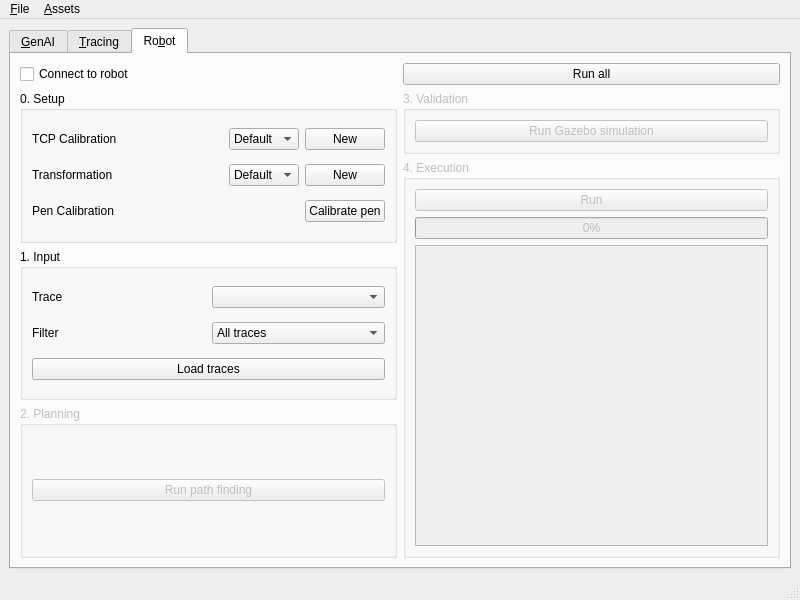
Old version of the form ui/ui/main.ui in the repository Toys-R-Us-Rex/Duckify.
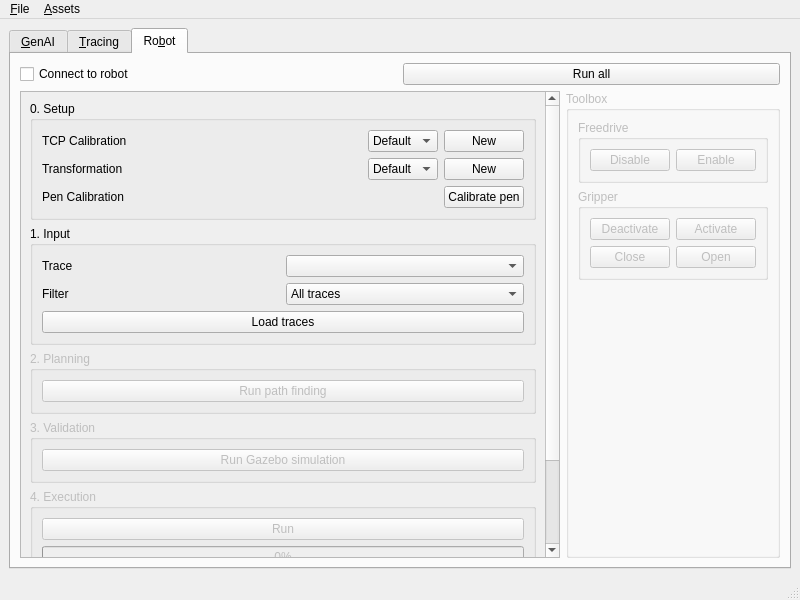
New version of the form.

Commit message: feat(ui): integrate basic robot connection and rework UI layout

What changed in the file:
```diff
--- a/ui/ui/main.ui
+++ b/ui/ui/main.ui
@@ -532,6 +532,19 @@
         <item>
          <layout class="QHBoxLayout" name="horizontalLayout">
           <item>
+           <widget class="QScrollArea" name="scrollArea">
+            <property name="widgetResizable">
+             <bool>true</bool>
+            </property>
+            <widget class="QWidget" name="scrollAreaWidgetContents">
+             <property name="geometry">
+              <rect>
+               <x>0</x>
+               <y>0</y>
+               <width>518</width>
+               <height>628</height>
+              </rect>
+             </property>
            <layout class="QVBoxLayout" name="verticalLayout_10">
             <item>
              <widget class="QGroupBox" name="robotStepSetup">
@@ -744,10 +757,6 @@
               </layout>
              </widget>
             </item>
-           </layout>
-          </item>
-          <item>
-           <layout class="QVBoxLayout" name="verticalLayout_11">
             <item>
              <widget class="QGroupBox" name="robotStepValidation">
               <property name="enabled">
@@ -801,6 +810,97 @@
                </item>
                <item>
                 <widget class="QListWidget" name="robotLogs"/>
+                 </item>
+                </layout>
+               </widget>
+              </item>
+             </layout>
+            </widget>
+           </widget>
+          </item>
+          <item>
+           <layout class="QVBoxLayout" name="verticalLayout_11">
+            <item>
+             <widget class="QGroupBox" name="robotToolbox">
+              <property name="enabled">
+               <bool>false</bool>
+              </property>
+              <property name="title">
+               <string>Toolbox</string>
+              </property>
+              <layout class="QVBoxLayout" name="verticalLayout_18">
+               <item>
+                <widget class="QGroupBox" name="groupBox_10">
+                 <property name="title">
+                  <string>Freedrive</string>
+                 </property>
+                 <layout class="QHBoxLayout" name="horizontalLayout_15">
+                  <item>
+                   <widget class="QPushButton" name="robotFreedriveDisable">
+                    <property name="text">
+                     <string>Disable</string>
+                    </property>
+                   </widget>
+                  </item>
+                  <item>
+                   <widget class="QPushButton" name="robotFreedriveEnable">
+                    <property name="text">
+                     <string>Enable</string>
+                    </property>
+                   </widget>
+                  </item>
+                 </layout>
+                </widget>
+               </item>
+               <item>
+                <widget class="QGroupBox" name="groupBox_9">
+                 <property name="title">
+                  <string>Gripper</string>
+                 </property>
+                 <layout class="QGridLayout" name="gridLayout">
+                  <item row="1" column="0">
+                   <widget class="QPushButton" name="robotGripperClose">
+                    <property name="text">
+                     <string>Close</string>
+                    </property>
+                   </widget>
+                  </item>
+                  <item row="1" column="1">
+                   <widget class="QPushButton" name="robotGripperOpen">
+                    <property name="text">
+                     <string>Open</string>
+                    </property>
+                   </widget>
+                  </item>
+                  <item row="0" column="0">
+                   <widget class="QPushButton" name="robotGripperDeactivate">
+                    <property name="text">
+                     <string>Deactivate</string>
+                    </property>
+                   </widget>
+                  </item>
+                  <item row="0" column="1">
+                   <widget class="QPushButton" name="robotGripperActivate">
+                    <property name="text">
+                     <string>Activate</string>
+                    </property>
+                   </widget>
+                  </item>
+                 </layout>
+                </widget>
+               </item>
+               <item>
+                <spacer name="verticalSpacer_2">
+                 <property name="orientation">
+                  <enum>Qt::Vertical</enum>
+                 </property>
+                 <property name="sizeHint" stdset="0">
+                  <size>
+                   <width>20</width>
+                   <height>40</height>
+                  </size>
+                 </property>
+                </spacer>
                </item>
               </layout>
              </widget>
```
Lines whose indentation alone changed are shown as unchanged. The commit also changes 2 other files.
